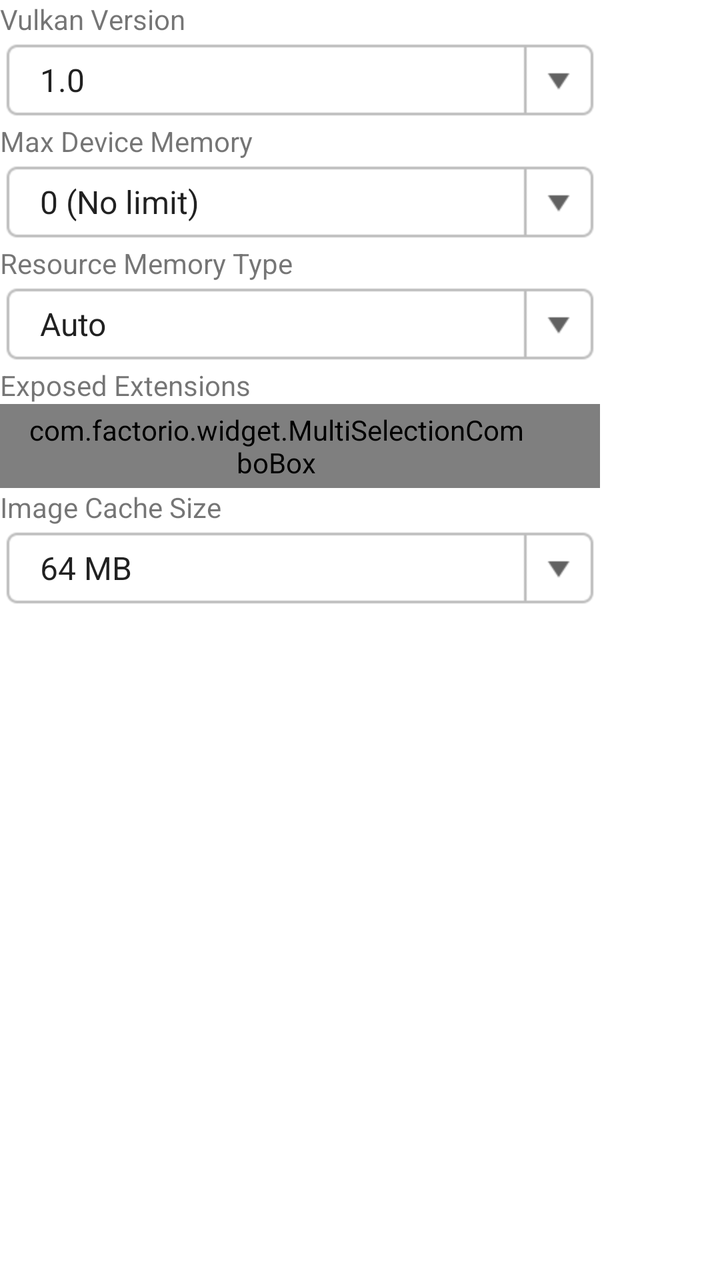
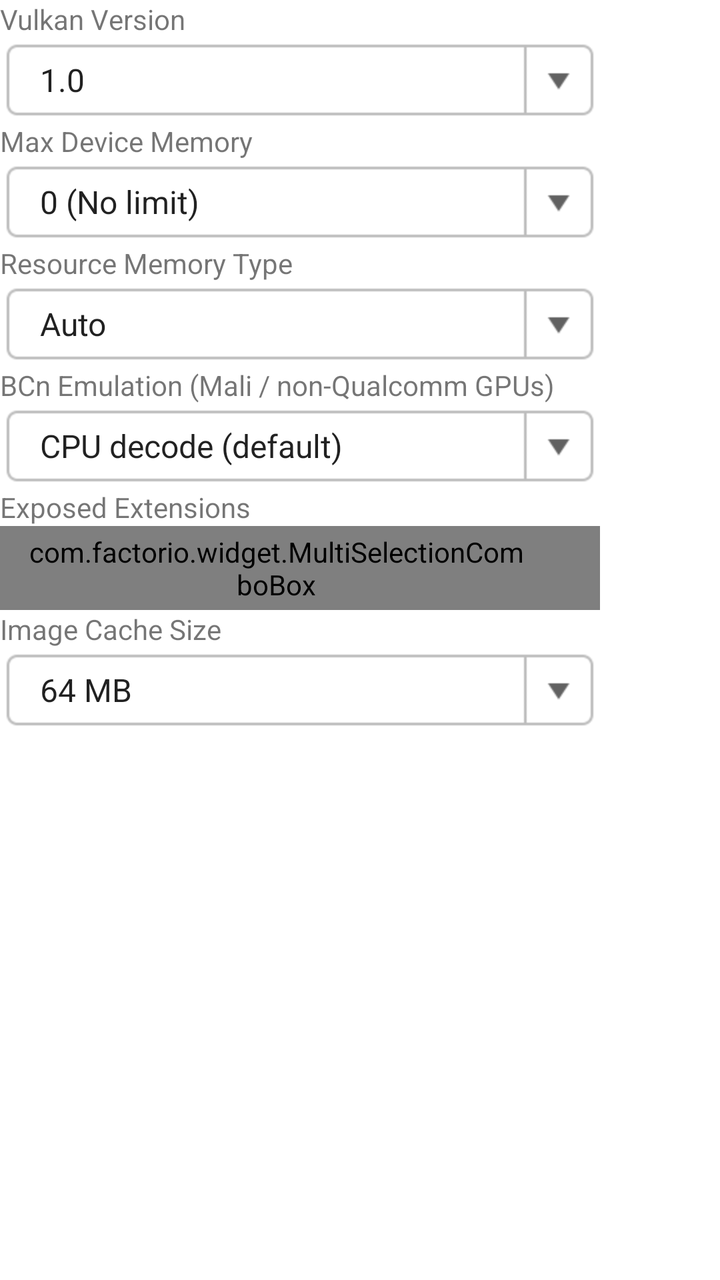

The first picture is an Android layout as it rendered before a commit; the second is the same layout after the commit. The layout source and the unified diff follow.
<!-- AndroidManifest.xml: fallback theme Theme.MaterialComponents.DayNight.NoActionBar -->
<!-- res/layout/vortek_config_dialog.xml -->
<?xml version="1.0" encoding="utf-8"?>
<ScrollView xmlns:android="http://schemas.android.com/apk/res/android"
    android:layout_width="wrap_content"
    android:layout_height="200dp">

    <LinearLayout
        android:layout_width="300dp"
        android:layout_height="wrap_content"
        android:orientation="vertical">

        <TextView
            android:layout_width="wrap_content"
            android:layout_height="wrap_content"
            android:text="@string/vulkan_version" />

        <Spinner
            style="@style/ComboBox"
            android:layout_width="match_parent"
            android:id="@+id/SVkMaxVersion"
            android:entries="@array/vk_version_entries" />

        <TextView
            android:layout_width="wrap_content"
            android:layout_height="wrap_content"
            android:text="@string/max_device_memory" />

        <Spinner
            style="@style/ComboBox"
            android:layout_width="match_parent"
            android:id="@+id/SMaxDeviceMemory"
            android:entries="@array/max_device_memory_entries" />

        <TextView
            android:layout_width="wrap_content"
            android:layout_height="wrap_content"
            android:text="@string/resource_memory_type" />

        <Spinner
            style="@style/ComboBox"
            android:layout_width="match_parent"
            android:id="@+id/SResourceMemoryType"
            android:entries="@array/resource_memory_type_entries" />

        <TextView
            android:layout_width="wrap_content"
            android:layout_height="wrap_content"
            android:text="@string/exposed_extensions" />

        <com.factorio.widget.MultiSelectionComboBox
            style="@style/ComboBox"
            android:layout_width="match_parent"
            android:id="@+id/MSCBExposedExtensions" />

        <TextView
            android:layout_width="wrap_content"
            android:layout_height="wrap_content"
            android:text="@string/image_cache_size" />

        <Spinner
            style="@style/ComboBox"
            android:layout_width="match_parent"
            android:id="@+id/SImageCacheSize"
            android:entries="@array/image_cache_size_entries" />
    </LinearLayout>
</ScrollView>
<!-- resources referenced by this layout -->
<resources>
  <string-array name="image_cache_size_entries">
          <item>64 MB</item>
          <item>128 MB</item>
          <item>256 MB</item>
          <item>512 MB</item>
          <item>1024 MB</item>
      </string-array>
  <string-array name="max_device_memory_entries">
          <item>@string/zero_no_limit</item>
          <item>512 MB</item>
          <item>1 GB</item>
          <item>2 GB</item>
          <item>4 GB</item>
          <item>6 GB</item>
          <item>8 GB</item>
          <item>12 GB</item>
      </string-array>
  <string-array name="resource_memory_type_entries">
          <item>@string/auto</item>
          <item>Opaque FD</item>
          <item>DMA Buffer</item>
          <item>Native Hardware Buffer</item>
      </string-array>
  <string-array name="vk_version_entries">
          <item>1.0</item>
          <item>1.1</item>
          <item>1.2</item>
          <item>1.3</item>
      </string-array>
  <string name="exposed_extensions">Exposed Extensions</string>
  <string name="image_cache_size">Image Cache Size</string>
  <string name="max_device_memory">Max Device Memory</string>
  <string name="resource_memory_type">Resource Memory Type</string>
  <string name="vulkan_version">Vulkan Version</string>
  <style name="ComboBox">
          <item name="android:layout_width">192dp</item>
          <item name="android:layout_height">42dp</item>
          <item name="android:focusable">true</item>
          <item name="android:clickable">true</item>
          <item name="android:textSize">16sp</item>
          <item name="android:textColor">?attr/colorPrimaryText</item>
          <item name="android:gravity">left|center_vertical</item>
          <item name="android:paddingLeft">12dp</item>
          <item name="android:paddingRight">36dp</item>
          <item name="android:paddingTop">0dp</item>
          <item name="android:paddingBottom">0dp</item>
          <item name="android:maxLines">1</item>
          <item name="android:ellipsize">end</item>
          <item name="android:spinnerMode">dropdown</item>
          <item name="android:background">@drawable/combo_box</item>
          <item name="android:popupBackground">?attr/popupMenuBackground</item>
      </style>
  <string name="zero_no_limit">0 (No limit)</string>
  <string name="auto">Auto</string>
  <!-- drawable combo_box (drawable) -->
  <?xml version="1.0" encoding="utf-8"?>
  <selector xmlns:android="http://schemas.android.com/apk/res/android" >
      <item android:state_pressed="true" android:drawable="@drawable/combo_box_pressed" />
      <item android:state_focused="true" android:drawable="@drawable/combo_box_normal" />
      <item android:drawable="@drawable/combo_box_normal" />
  </selector>
  <!-- drawable combo_box_pressed: png bitmap (drawable-hdpi, 1650 bytes) -->
  <!-- drawable combo_box_normal: png bitmap (drawable-hdpi, 1652 bytes) -->
</resources>

<!-- the commit's change to res/layout/vortek_config_dialog.xml (unified diff, before → after) -->
@@ -44,6 +44,17 @@
         <TextView
             android:layout_width="wrap_content"
             android:layout_height="wrap_content"
+            android:text="@string/bcn_emulation" />
+
+        <Spinner
+            style="@style/ComboBox"
+            android:layout_width="match_parent"
+            android:id="@+id/SBcnMode"
+            android:entries="@array/bcn_mode_entries" />
+
+        <TextView
+            android:layout_width="wrap_content"
+            android:layout_height="wrap_content"
             android:text="@string/exposed_extensions" />
 
         <com.factorio.widget.MultiSelectionComboBox
<!-- resource entries referenced after the edit -->
@@ -1,5 +1,11 @@
 <!-- resources referenced by this layout -->
 <resources>
+  <string-array name="bcn_mode_entries">
+          <item>@string/bcn_mode_cpu</item>
+          <item>@string/bcn_mode_gpu</item>
+          <item>@string/bcn_mode_gpu_astc</item>
+          <item>@string/bcn_mode_gpu_etc2</item>
+      </string-array>
   <string-array name="image_cache_size_entries">
           <item>64 MB</item>
           <item>128 MB</item>
@@ -29,6 +35,7 @@
           <item>1.2</item>
           <item>1.3</item>
       </string-array>
+  <string name="bcn_emulation">BCn Emulation (Mali / non-Qualcomm GPUs)</string>
   <string name="exposed_extensions">Exposed Extensions</string>
   <string name="image_cache_size">Image Cache Size</string>
   <string name="max_device_memory">Max Device Memory</string>
@@ -52,6 +59,10 @@
           <item name="android:background">@drawable/combo_box</item>
           <item name="android:popupBackground">?attr/popupMenuBackground</item>
       </style>
+  <string name="bcn_mode_cpu">CPU decode (default)</string>
+  <string name="bcn_mode_gpu">GPU layer (new build)</string>
+  <string name="bcn_mode_gpu_astc">GPU layer, legacy build: ASTC</string>
+  <string name="bcn_mode_gpu_etc2">GPU layer, legacy build: ETC2</string>
   <string name="zero_no_limit">0 (No limit)</string>
   <string name="auto">Auto</string>
   <!-- drawable combo_box (drawable) -->
